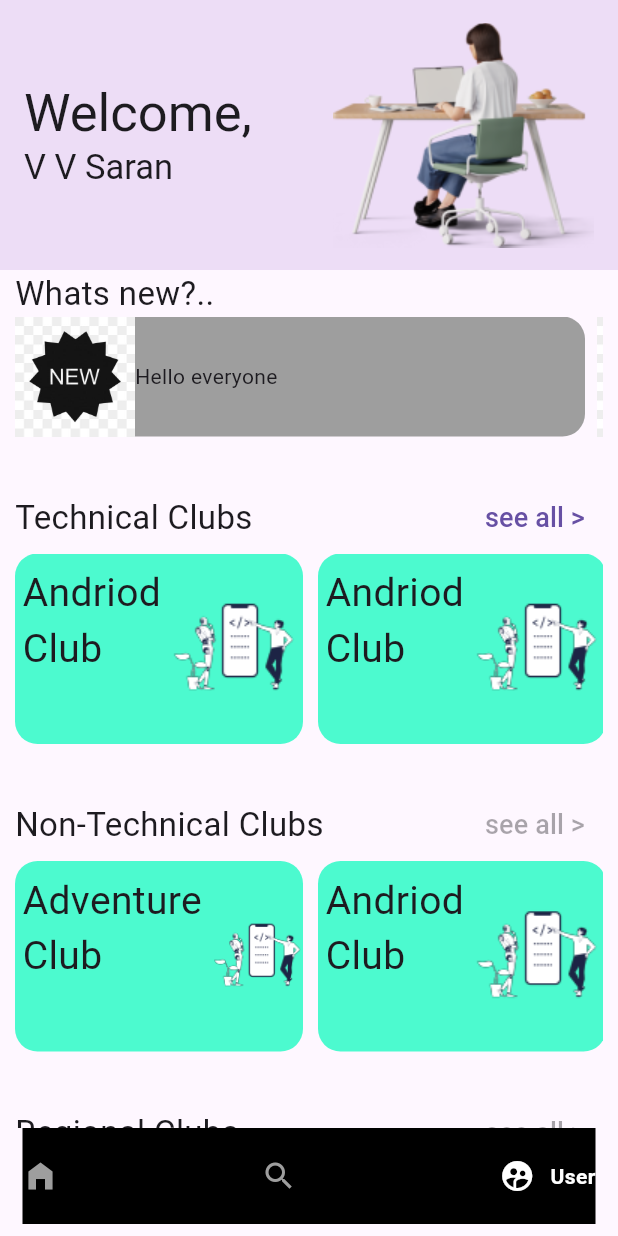
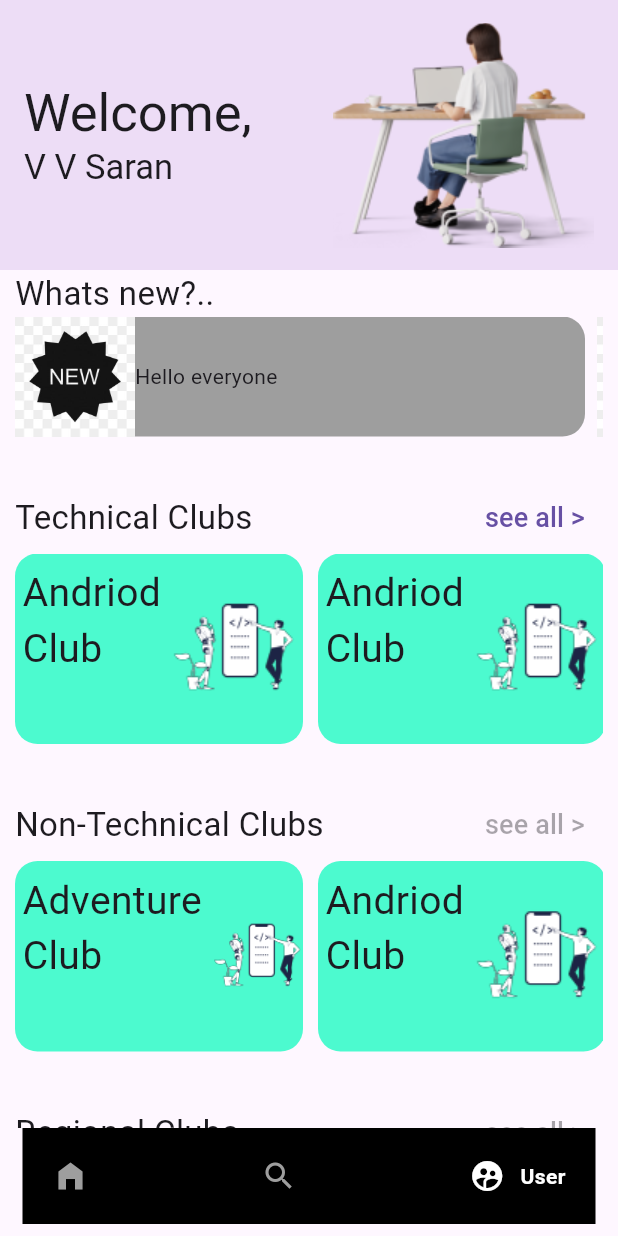
Before and after one commit to SRIJITH11101/VitClubs, a Flutter app: the screen it shows after launch, item 3 of the bottom bar chosen, on a phone screen of 412 x 824 dp. Run offline on Flutter 3.47's test engine with Material 3 defaults, Android fonts, the phone set to English and light mode, and no system bars; drawn by our look-alikes of google_nav_bar.

Commit message:
new change

```diff
--- a/lib/Home.dart
+++ b/lib/Home.dart
@@ -28,7 +28,7 @@ class _HomeState extends State<Home> {
     }
   }
 
-  void _Idxchanger(int value) {
+  Idxchanger(int value) {
     setState(() {
       _ChangeIdx = value;
       PageDecide();
@@ -443,10 +443,15 @@ class _HomeState extends State<Home> {
             ),
           ),
         ),
-        bottomNavigationBar: const Padding(
+        bottomNavigationBar: Padding(
           padding: EdgeInsets.only(left: 15, right: 15, bottom: 8),
           child: GNav(
-            padding: EdgeInsets.symmetric(vertical: 20),
+            onTabChange: (idx) {
+              Idxchanger(idx);
+            },
+            padding: EdgeInsets.all(20),
+
+            //padding: EdgeInsets.symmetric(vertical: 20),
             gap: 10,
             backgroundColor: Colors.black,
             color: Colors.grey,
```
